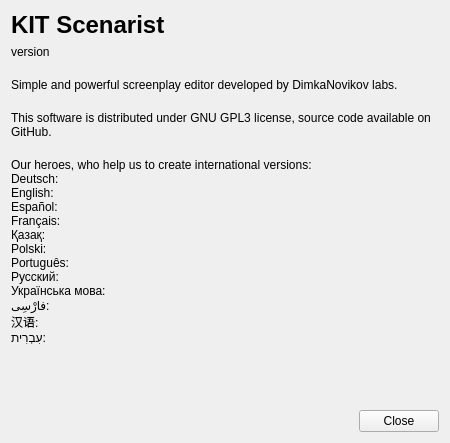
Old version of the form src/bin/scenarist-desktop/UserInterfaceLayer/Application/AboutDialog.ui in the repository dimkanovikov/KITScenarist.
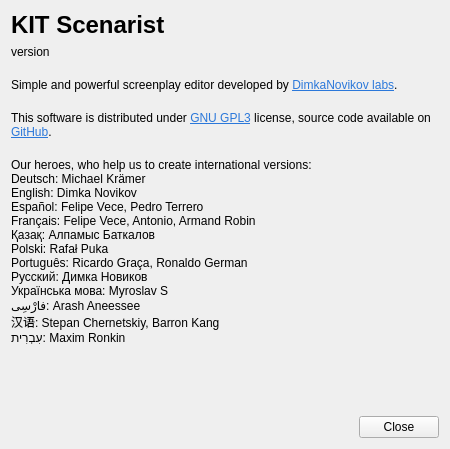
New version of the form.

Commit message: Finally implemented about the app dialog #577

The edit to the form file:
```diff
--- a/src/bin/scenarist-desktop/UserInterfaceLayer/Application/AboutDialog.ui
+++ b/src/bin/scenarist-desktop/UserInterfaceLayer/Application/AboutDialog.ui
@@ -7,7 +7,7 @@
     <x>0</x>
     <y>0</y>
     <width>450</width>
-    <height>443</height>
+    <height>449</height>
    </rect>
   </property>
   <property name="minimumSize">
@@ -50,7 +50,10 @@
    <item row="3" column="0" colspan="2">
     <widget class="QLabel" name="label_2">
      <property name="text">
-      <string>Simple and powerful screenplay editor developed by DimkaNovikov labs.</string>
+      <string>&lt;html&gt;&lt;head/&gt;&lt;body&gt;&lt;p&gt;Simple and powerful screenplay editor developed by &lt;a href=&quot;\&amp;quot;dimkanovikov.pro\&amp;quot;&quot;&gt;&lt;span style=&quot; text-decoration: underline; color:#2b78da;&quot;&gt;DimkaNovikov labs&lt;/span&gt;&lt;/a&gt;.&lt;/p&gt;&lt;/body&gt;&lt;/html&gt;</string>
+     </property>
+     <property name="textFormat">
+      <enum>Qt::RichText</enum>
      </property>
      <property name="wordWrap">
       <bool>true</bool>
@@ -76,7 +79,10 @@
    <item row="5" column="0" colspan="2">
     <widget class="QLabel" name="label_4">
      <property name="text">
-      <string>This software is distributed under GNU GPL3 license, source code available on GitHub.</string>
+      <string>&lt;html&gt;&lt;head/&gt;&lt;body&gt;&lt;p&gt;This software is distributed under &lt;a href=&quot;\&amp;quot;https://github.com/dimkanovikov/KITScenarist/blob/develop/LICENSE\&amp;quot;&quot;&gt;&lt;span style=&quot; text-decoration: underline; color:#2b78da;&quot;&gt;GNU GPL3&lt;/span&gt;&lt;/a&gt; license, source code available on &lt;a href=&quot;\&amp;quot;https://github.com/dimkanovikov/KITScenarist/\&amp;quot;&quot;&gt;&lt;span style=&quot; text-decoration: underline; color:#2b78da;&quot;&gt;GitHub&lt;/span&gt;&lt;/a&gt;.&lt;/p&gt;&lt;/body&gt;&lt;/html&gt;</string>
+     </property>
+     <property name="textFormat">
+      <enum>Qt::RichText</enum>
      </property>
      <property name="wordWrap">
       <bool>true</bool>
@@ -133,18 +139,18 @@
     <widget class="QLabel" name="translators">
      <property name="text">
       <string>Our heroes, who help us to create international versions:
-Deutsch: 
-English: 
-Español: 
-Français: 
-Қазақ: 
-Polski: 
-Português: 
-Русский: 
-Українська мова: 
-فارْسِى: 
-汉语: 
-עִבְרִית: 
+Deutsch: Michael Krämer
+English: Dimka Novikov
+Español: Felipe Vece, Pedro Terrero
+Français: Felipe Vece, Antonio, Armand Robin
+Қазақ: Алпамыс Баткалов
+Polski: Rafał Puka
+Português: Ricardo Graça, Ronaldo German 
+Русский: Димка Новиков
+Українська мова: Myroslav S 
+فارْسِى: Arash Aneessee
+汉语: Stepan Chernetskiy, Barron Kang
+עִבְרִית: Maxim Ronkin
 </string>
      </property>
      <property name="wordWrap">
```
Left out of the diff: 6 changed lines with no effect on the pictures. The commit also changes 1 other file.
